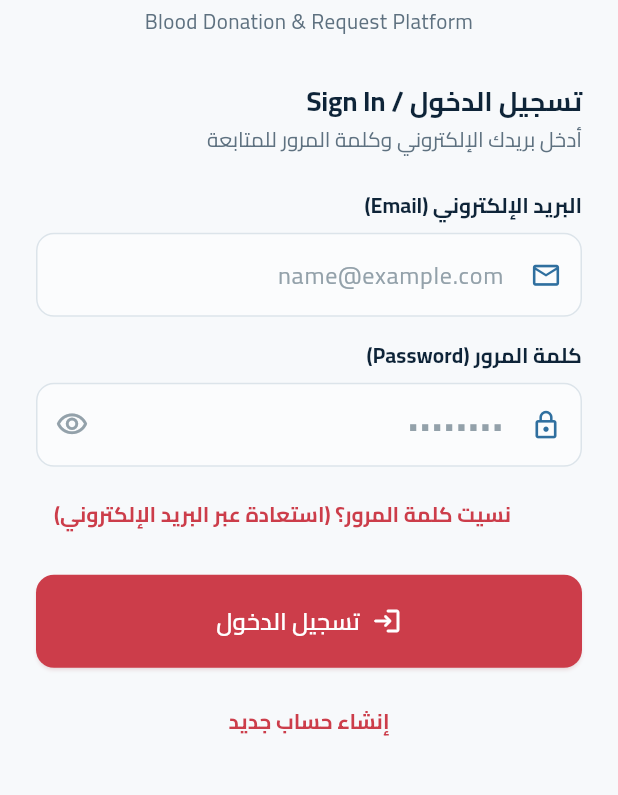
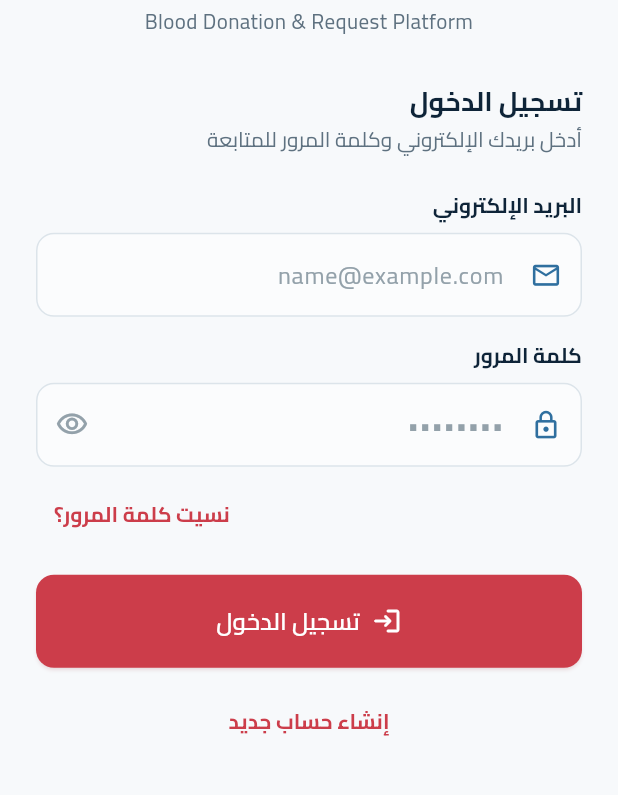
Before and after one commit to youthifyleads/life-link, a Flutter app: the screen it shows after launch, on a phone screen of 412 x 824 dp, the part 332-1127 px from its top. Run offline on Flutter 3.47's test engine with Material 3 defaults, Android fonts, the phone set to English and light mode, and no system bars; our stand-ins replace dio, equatable, file_picker, firebase_core, firebase_messaging, flutter_bloc and 6 more; missing offline and left inert: mobile_scanner; accounts and stored records are empty.

Commit message:
feat(mobile): clarify login screen labels and typography on mobile/test

```diff
--- a/mobile/lib/features/auth/presentation/screens/login_screen.dart
+++ b/mobile/lib/features/auth/presentation/screens/login_screen.dart
@@ -141,7 +141,7 @@ class _LoginScreenState extends State<LoginScreen> {
                       const SizedBox(height: 32),
 
                       Text(
-                        'تسجيل الدخول / Sign In',
+                        'تسجيل الدخول',
                         style: Theme.of(context).textTheme.titleLarge?.copyWith(
                               fontWeight: FontWeight.w700,
                               color: AppColors.textPrimary,
@@ -159,7 +159,7 @@ class _LoginScreenState extends State<LoginScreen> {
 
                       LifeLinkTextField(
                         controller: _emailCtrl,
-                        label: 'البريد الإلكتروني (Email)',
+                        label: 'البريد الإلكتروني',
                         hint: 'name@example.com',
                         keyboardType: TextInputType.emailAddress,
                         prefixIcon: Icons.email_outlined,
@@ -178,7 +178,7 @@ class _LoginScreenState extends State<LoginScreen> {
 
                       LifeLinkTextField(
                         controller: _passwordCtrl,
-                        label: 'كلمة المرور (Password)',
+                        label: 'كلمة المرور',
                         hint: '••••••••',
                         obscureText: _obscurePassword,
                         prefixIcon: Icons.lock_outline,
@@ -208,7 +208,7 @@ class _LoginScreenState extends State<LoginScreen> {
                         child: TextButton(
                           onPressed: () => context.push('/forgot-password'),
                           child: const Text(
-                            'نسيت كلمة المرور؟ (استعادة عبر البريد الإلكتروني)',
+                            'نسيت كلمة المرور؟',
                             style: TextStyle(fontWeight: FontWeight.bold),
                           ),
                         ),
```
